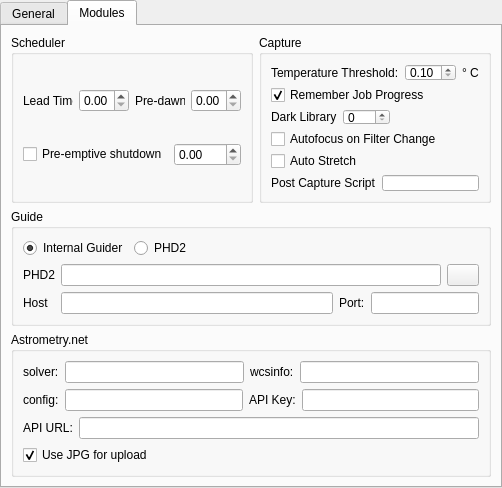
This is kstars/ekos/opsekos.ui in KDE/kstars as Qt 5 draws it before an edit. The edited form follows.
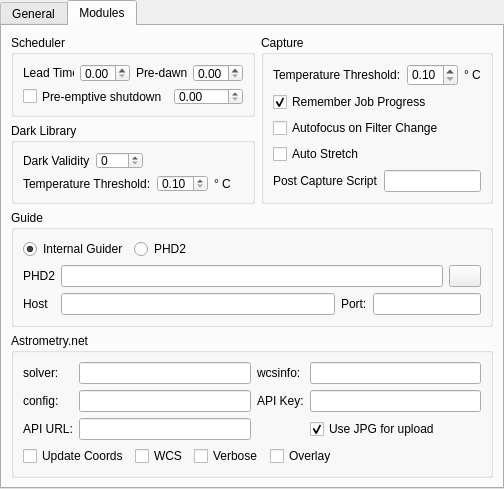
This is the edited form. The open tabs and pages were chosen to show the change.

Commit message: Add dark library options. Add options taken from Ekos align module

The edit to the form file:
```diff
--- a/kstars/ekos/opsekos.ui
+++ b/kstars/ekos/opsekos.ui
@@ -6,8 +6,8 @@
    <rect>
     <x>0</x>
     <y>0</y>
-    <width>502</width>
-    <height>488</height>
+    <width>504</width>
+    <height>489</height>
    </rect>
   </property>
   <property name="windowTitle">
@@ -94,9 +94,11 @@
    <attribute name="title">
     <string>Modules</string>
    </attribute>
-   <layout class="QVBoxLayout" name="verticalLayout_5">
+   <layout class="QVBoxLayout" name="verticalLayout_9">
     <item>
-     <layout class="QHBoxLayout" name="horizontalLayout_9">
+     <layout class="QHBoxLayout" name="horizontalLayout_6">
+      <item>
+       <layout class="QVBoxLayout" name="verticalLayout_8">
       <item>
        <widget class="QGroupBox" name="groupBox_6">
         <property name="title">
@@ -154,8 +156,106 @@
            </item>
           </layout>
          </item>
-        </layout>
-       </widget>
+           <item>
+            <spacer name="verticalSpacer">
+             <property name="orientation">
+              <enum>Qt::Vertical</enum>
+             </property>
+             <property name="sizeHint" stdset="0">
+              <size>
+               <width>20</width>
+               <height>40</height>
+              </size>
+             </property>
+            </spacer>
+           </item>
+          </layout>
+         </widget>
+        </item>
+        <item>
+         <widget class="QGroupBox" name="groupBox_2">
+          <property name="title">
+           <string>Dark Library</string>
+          </property>
+          <layout class="QVBoxLayout" name="verticalLayout_5">
+           <item>
+            <layout class="QHBoxLayout" name="horizontalLayout_12">
+             <item>
+              <widget class="QLabel" name="label_6">
+               <property name="toolTip">
+                <string>Reuse dark frames from the dark library for this many days. If exceeded, a new dark frame shall be captured and stored for future use.</string>
+               </property>
+               <property name="text">
+                <string>Dark Validity</string>
+               </property>
+              </widget>
+             </item>
+             <item>
+              <widget class="QSpinBox" name="kcfg_DarkLibraryDuration">
+               <property name="maximum">
+                <number>365</number>
+               </property>
+               <property name="singleStep">
+                <number>10</number>
+               </property>
+              </widget>
+             </item>
+             <item>
+              <spacer name="horizontalSpacer_3">
+               <property name="orientation">
+                <enum>Qt::Horizontal</enum>
+               </property>
+               <property name="sizeHint" stdset="0">
+                <size>
+                 <width>40</width>
+                 <height>20</height>
+                </size>
+               </property>
+              </spacer>
+             </item>
+            </layout>
+           </item>
+           <item>
+            <layout class="QHBoxLayout" name="horizontalLayout_4">
+             <item>
+              <widget class="QLabel" name="label_7">
+               <property name="toolTip">
+                <string>Maximum acceptable difference between current and recorded dark frame temperature set point. When the difference exceeds this value, a new dark frame shall be captured for this set point.</string>
+               </property>
+               <property name="text">
+                <string>Temperature Threshold:</string>
+               </property>
+              </widget>
+             </item>
+             <item>
+              <widget class="QDoubleSpinBox" name="kcfg_MaxDarkTemperatureDiff">
+               <property name="minimum">
+                <double>0.100000000000000</double>
+               </property>
+               <property name="maximum">
+                <double>5.000000000000000</double>
+               </property>
+               <property name="singleStep">
+                <double>0.100000000000000</double>
+               </property>
+               <property name="value">
+                <double>0.100000000000000</double>
+               </property>
+              </widget>
+             </item>
+             <item>
+              <widget class="QLabel" name="label_8">
+               <property name="text">
+                <string>° C</string>
+               </property>
+              </widget>
+             </item>
+            </layout>
+           </item>
+          </layout>
+         </widget>
+        </item>
+       </layout>
       </item>
       <item>
        <widget class="QGroupBox" name="groupBox_5">
@@ -201,8 +301,6 @@
           </layout>
          </item>
          <item>
-          <layout class="QHBoxLayout" name="horizontalLayout_4">
-           <item>
             <widget class="QCheckBox" name="kcfg_RememberJobProgress">
              <property name="toolTip">
               <string>When loading a sequence file,  resume the sequence starting from the last captured image, if any.</string>
@@ -216,58 +314,6 @@
             </widget>
            </item>
            <item>
-            <spacer name="horizontalSpacer">
-             <property name="orientation">
-              <enum>Qt::Horizontal</enum>
-             </property>
-             <property name="sizeHint" stdset="0">
-              <size>
-               <width>17</width>
-               <height>17</height>
-              </size>
-             </property>
-            </spacer>
-           </item>
-          </layout>
-         </item>
-         <item>
-          <layout class="QHBoxLayout" name="horizontalLayout_12">
-           <item>
-            <widget class="QLabel" name="label_6">
-             <property name="toolTip">
-              <string>Reuse dark frames from the dark library for this many days. If exceeded, a new dark frame shall be captured and stored for future use.</string>
-             </property>
-             <property name="text">
-              <string>Dark Library</string>
-             </property>
-            </widget>
-           </item>
-           <item>
-            <widget class="QSpinBox" name="kcfg_DarkLibraryDuration">
-             <property name="maximum">
-              <number>365</number>
-             </property>
-             <property name="singleStep">
-              <number>10</number>
-             </property>
-            </widget>
-           </item>
-           <item>
-            <spacer name="horizontalSpacer_3">
-             <property name="orientation">
-              <enum>Qt::Horizontal</enum>
-             </property>
-             <property name="sizeHint" stdset="0">
-              <size>
-               <width>40</width>
-               <height>20</height>
-              </size>
-             </property>
-            </spacer>
-           </item>
-          </layout>
-         </item>
-         <item>
           <widget class="QCheckBox" name="kcfg_AutoFocusOnFilterChange">
            <property name="toolTip">
             <string>Perform Autofocus when changing filter wheels during exposure sequence.</string>
@@ -301,6 +347,19 @@
            </item>
           </layout>
          </item>
+         <item>
+          <spacer name="verticalSpacer_3">
+           <property name="orientation">
+            <enum>Qt::Vertical</enum>
+           </property>
+           <property name="sizeHint" stdset="0">
+            <size>
+             <width>20</width>
+             <height>40</height>
+            </size>
+           </property>
+          </spacer>
+         </item>
         </layout>
        </widget>
       </item>
@@ -436,15 +495,15 @@
       </property>
       <layout class="QVBoxLayout" name="verticalLayout_3">
        <item>
-        <layout class="QHBoxLayout" name="horizontalLayout_5">
-         <item>
+        <layout class="QGridLayout" name="gridLayout">
+         <item row="0" column="0">
           <widget class="QLabel" name="label_15">
            <property name="text">
             <string>solver:</string>
            </property>
           </widget>
          </item>
-         <item>
+         <item row="0" column="1">
           <widget class="QLineEdit" name="kcfg_astrometrySolver">
            <property name="toolTip">
             <string>Astrometry.net solve-field binary</string>
@@ -454,14 +513,14 @@
            </property>
           </widget>
          </item>
-         <item>
+         <item row="0" column="2">
           <widget class="QLabel" name="label_16">
            <property name="text">
             <string>wcsinfo:</string>
            </property>
           </widget>
          </item>
-         <item>
+         <item row="0" column="3">
           <widget class="QLineEdit" name="kcfg_astrometryWCSInfo">
            <property name="toolTip">
             <string>Astrometry.net wcsinfo binary</string>
@@ -471,18 +530,14 @@
            </property>
           </widget>
          </item>
-        </layout>
-       </item>
-       <item>
-        <layout class="QHBoxLayout" name="horizontalLayout_6">
-         <item>
+         <item row="1" column="0">
           <widget class="QLabel" name="label_14">
            <property name="text">
             <string>config:</string>
            </property>
           </widget>
          </item>
-         <item>
+         <item row="1" column="1">
           <widget class="QLineEdit" name="kcfg_astrometryConfFile">
            <property name="toolTip">
             <string>Astrometry.net configuration file</string>
@@ -492,14 +547,14 @@
            </property>
           </widget>
          </item>
-         <item>
+         <item row="1" column="2">
           <widget class="QLabel" name="label_17">
            <property name="text">
             <string>API Key:</string>
            </property>
           </widget>
          </item>
-         <item>
+         <item row="1" column="3">
           <widget class="QLineEdit" name="kcfg_astrometryAPIKey">
            <property name="toolTip">
             <string>Astrometry.net configuration file</string>
@@ -509,18 +564,14 @@
            </property>
           </widget>
          </item>
-        </layout>
-       </item>
-       <item>
-        <layout class="QHBoxLayout" name="horizontalLayout_7">
-         <item>
+         <item row="2" column="0">
           <widget class="QLabel" name="label_18">
            <property name="text">
             <string>API URL:</string>
            </property>
           </widget>
          </item>
-         <item>
+         <item row="2" column="1">
           <widget class="QLineEdit" name="kcfg_astrometryAPIURL">
            <property name="toolTip">
             <string>Astrometry.net configuration file</string>
@@ -530,9 +581,7 @@
            </property>
           </widget>
          </item>
-        </layout>
-       </item>
-       <item>
+         <item row="2" column="3">
         <widget class="QCheckBox" name="kcfg_astrometryUseJPEG">
          <property name="toolTip">
           <string>Use JPEG format, instead of FITS, to upload images to the online astrometry.net service</string>
@@ -544,6 +593,71 @@
           <bool>true</bool>
          </property>
         </widget>
+         </item>
+        </layout>
+       </item>
+       <item>
+        <layout class="QHBoxLayout" name="horizontalLayout_5">
+         <item>
+          <widget class="QCheckBox" name="kcfg_SolverUpdateCoords">
+           <property name="toolTip">
+            <string>Automatically update the solver's RA &amp; Declination coordinates after telescope slew is completed.</string>
+           </property>
+           <property name="statusTip">
+            <string>Automatically update the solver's RA &amp; Declination coordinates after telescope slew is completed.</string>
+           </property>
+           <property name="text">
+            <string>Update Coords</string>
+           </property>
+          </widget>
+         </item>
+         <item>
+          <widget class="QCheckBox" name="kcfg_SolverWCS">
+           <property name="toolTip">
+            <string>enable World Coordinate System (WCS). WCS is used to encode RA/DEC coordinates in captured CCD images.</string>
+           </property>
+           <property name="text">
+            <string>WCS</string>
+           </property>
+          </widget>
+         </item>
+         <item>
+          <widget class="QCheckBox" name="kcfg_SolverVerbose">
+           <property name="toolTip">
+            <string>Log verbose solver output</string>
+           </property>
+           <property name="statusTip">
+            <string/>
+           </property>
+           <property name="text">
+            <string>Verbose</string>
+           </property>
+          </widget>
+         </item>
+         <item>
+          <widget class="QCheckBox" name="kcfg_SolverOverlay">
+           <property name="toolTip">
+            <string>Display received FITS images unto solver FOV rectangle in the sky map</string>
+           </property>
+           <property name="text">
+            <string>Overlay</string>
+           </property>
+          </widget>
+         </item>
+         <item>
+          <spacer name="horizontalSpacer_4">
+           <property name="orientation">
+            <enum>Qt::Horizontal</enum>
+           </property>
+           <property name="sizeHint" stdset="0">
+            <size>
+             <width>40</width>
+             <height>20</height>
+            </size>
+           </property>
+          </spacer>
+         </item>
+        </layout>
        </item>
       </layout>
      </widget>
```
Lines whose indentation alone changed are shown as unchanged. The commit also changes 1 other file.
